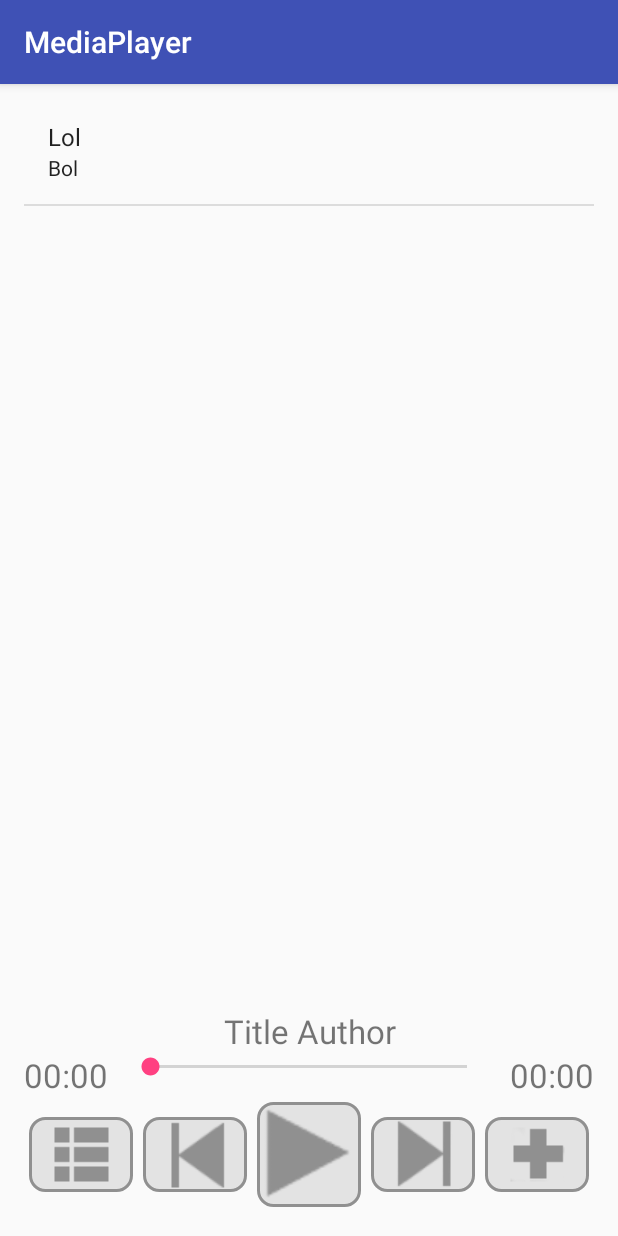
After one commit to szymongor/MediaPlayer, an Android app: the songs_list screen opened directly, with no data from a screen before it, on a phone screen of 412 x 824 dp. The commit adds this screen. Run offline under Robolectric (Android 15) with nearby library versions, the phone set to English and light mode, and no system bars.

Commit message:
Songs list view

```diff
--- a/app/src/main/AndroidManifest.xml
+++ b/app/src/main/AndroidManifest.xml
@@ -8,13 +8,16 @@
         android:label="@string/app_name"
         android:supportsRtl="true"
         android:theme="@style/AppTheme">
-        <activity android:name=".MainActivity"
+        <activity
+            android:name=".MainActivity"
             android:configChanges="keyboardHidden|orientation|screenSize">
             <intent-filter>
                 <action android:name="android.intent.action.MAIN" />
+
                 <category android:name="android.intent.category.LAUNCHER" />
             </intent-filter>
         </activity>
+        <activity android:name=".songs_list"></activity>
     </application>
 
 </manifest>
--- a/app/src/main/java/com/example/karolinaszymon/mediaplayer/MainActivity.java
+++ b/app/src/main/java/com/example/karolinaszymon/mediaplayer/MainActivity.java
@@ -1,6 +1,7 @@
 package com.example.karolinaszymon.mediaplayer;
 
 import android.content.Context;
+import android.content.Intent;
 import android.media.MediaPlayer;
 import android.os.Handler;
 import android.support.v7.app.AppCompatActivity;
@@ -15,6 +16,8 @@ import android.widget.Toast;
 import static android.R.id.progress;
 
 public class MainActivity extends AppCompatActivity {
+
+    Button buttonSongs;
 
     ImageButton buttonPlay;
 
@@ -37,6 +40,9 @@ public class MainActivity extends AppCompatActivity {
     }
 
     private void initUIComponents() {
+        buttonSongs = (Button) findViewById(R.id.buttonSongs);
+        buttonSongs.setOnClickListener(clickButtonSongs);
+
         buttonPlay = (ImageButton) findViewById(R.id.buttonPlay);
         buttonPlay.setOnClickListener(clickPlay);
 
@@ -47,6 +53,14 @@ public class MainActivity extends AppCompatActivity {
         seekBar = (SeekBar) findViewById(R.id.seekBar);
     }
 
+    private View.OnClickListener clickButtonSongs = new View.OnClickListener() {
+        @Override
+        public void onClick(View v) {
+            Intent intent = new Intent(MainActivity.this,songs_list.class);
+            startActivity(intent);
+        }
+    };
+
     private View.OnClickListener clickPlay = new View.OnClickListener() {
         @Override
         public void onClick(View v) {
@@ -56,4 +70,5 @@ public class MainActivity extends AppCompatActivity {
         }
     };
 
+
 }
--- /dev/null
+++ b/app/src/main/java/com/example/karolinaszymon/mediaplayer/Song.java
@@ -0,0 +1,15 @@
+package com.example.karolinaszymon.mediaplayer;
+
+/**
+ * Created by Szymon on 16.12.2016.
+ */
+
+public class Song {
+    String author;
+    String title;
+
+    public Song(String author, String title){
+        this.author = author;
+        this.title = title;
+    }
+}
--- /dev/null
+++ b/app/src/main/java/com/example/karolinaszymon/mediaplayer/songs_list.java
@@ -0,0 +1,51 @@
+package com.example.karolinaszymon.mediaplayer;
+
+import android.support.v7.app.AppCompatActivity;
+import android.os.Bundle;
+import android.widget.ArrayAdapter;
+import android.widget.ListAdapter;
+import android.widget.ListView;
+import android.widget.SimpleAdapter;
+
+import java.util.ArrayList;
+import java.util.HashMap;
+import java.util.List;
+import java.util.Map;
+
+public class songs_list extends AppCompatActivity {
+
+    ListView songsListView;
+
+
+    @Override
+    protected void onCreate(Bundle savedInstanceState) {
+        super.onCreate(savedInstanceState);
+        setContentView(R.layout.activity_songs_list);
+
+        initUIComponents();
+    }
+
+    private void initUIComponents(){
+        songsListView = (ListView) findViewById(R.id.songsListView);
+
+        List<Map<String, String>> data = new ArrayList<Map<String, String>>();
+
+        Map<String, String> datum = new HashMap<String, String>(2);
+        datum.put("title", "Lol");
+        datum.put("date", "Bol");
+
+        data.add(datum);
+
+        String[] titles = {"Becon", "Ham", "Tuna", "Potato"};
+        //String[] desctiptions = {"Pig","Cow","Fish","Brain"};
+
+        SimpleAdapter adapter = new SimpleAdapter(this, data,
+                android.R.layout.simple_list_item_2,
+                new String[] {"title", "date"},
+                new int[] {android.R.id.text1,
+                        android.R.id.text2});
+
+
+        songsListView.setAdapter(adapter);
+    }
+}
--- /dev/null
+++ b/app/src/main/res/layout/activity_songs_list.xml
@@ -0,0 +1,149 @@
+<?xml version="1.0" encoding="utf-8"?>
+<RelativeLayout xmlns:android="http://schemas.android.com/apk/res/android"
+    xmlns:tools="http://schemas.android.com/tools"
+    android:id="@+id/activity_songs_list"
+    android:layout_width="match_parent"
+    android:layout_height="match_parent"
+    android:paddingBottom="@dimen/activity_vertical_margin"
+    android:paddingLeft="@dimen/activity_horizontal_margin"
+    android:paddingRight="@dimen/activity_horizontal_margin"
+    android:paddingTop="@dimen/activity_vertical_margin"
+    tools:context="com.example.karolinaszymon.mediaplayer.songs_list">
+
+<RelativeLayout
+    android:layout_width="match_parent"
+    android:layout_height="wrap_content"
+    >
+
+    <ListView
+        android:layout_width="match_parent"
+        android:layout_height="match_parent"
+        android:id="@+id/songsListView"
+        android:layout_above="@+id/playLayout"
+        >
+    </ListView>
+
+    <LinearLayout
+        android:layout_width="match_parent"
+        android:layout_height="wrap_content"
+        android:id="@+id/playLayout"
+        android:gravity="bottom"
+        android:orientation="vertical"
+        android:layout_alignParentLeft="true"
+        android:layout_alignParentStart="true"
+        android:layout_alignParentBottom="true"
+        >
+
+        <LinearLayout
+            android:layout_width="match_parent"
+            android:layout_height="wrap_content"
+            android:orientation="horizontal"
+            android:id="@+id/titleLayout"
+            >
+            <TextView
+                android:layout_width="match_parent"
+                android:layout_height="wrap_content"
+                android:id="@+id/textViewTitle"
+                android:text="Title Author"
+                android:textSize="22dp"
+                android:textAlignment="center"
+                />
+        </LinearLayout>
+
+        <LinearLayout
+            android:layout_width="match_parent"
+            android:layout_height="wrap_content"
+            android:orientation="horizontal"
+            android:id="@+id/seekBarLayout">
+
+            <TextView
+                android:layout_width="wrap_content"
+                android:layout_height="wrap_content"
+                android:id="@+id/textViewCurrentTime"
+                android:text="00:00"
+                android:textSize="22dp"
+                android:layout_weight="0.5"/>
+
+            <SeekBar
+                android:layout_width="wrap_content"
+                android:layout_height="wrap_content"
+                android:id="@+id/seekBar"
+                android:layout_weight="8"/>
+
+            <TextView
+                android:layout_width="wrap_content"
+                android:layout_height="wrap_content"
+                android:id="@+id/textViewTotalTime"
+                android:text="00:00"
+                android:textSize="22dp"
+                android:layout_weight="0.5"
+                android:gravity="right"/>
+        </LinearLayout>
+
+        <LinearLayout
+            android:layout_width="match_parent"
+            android:layout_height="wrap_content"
+            android:orientation="horizontal"
+            android:id="@+id/buttonPlayLayout"
+            android:gravity="bottom"
+            android:weightSum="5"
+            >
+
+            <ImageButton
+                android:id="@+id/buttonViewAllPlaylists"
+                android:layout_width="match_parent"
+                android:layout_height="wrap_content"
+                android:layout_margin="@dimen/layout_button_margin"
+                android:layout_weight="1"
+                android:text="One"
+                android:background="@drawable/round_button"
+                android:src="@drawable/img_list"
+                android:layout_gravity="center"/>
+
+            <ImageButton
+                android:id="@+id/buttonPlayPreviousSong"
+                android:layout_width="match_parent"
+                android:layout_height="wrap_content"
+                android:layout_margin="@dimen/layout_button_margin"
+                android:layout_weight="1"
+                android:text="One"
+                android:background="@drawable/round_button"
+                android:src="@drawable/img_backward"
+                android:layout_gravity="center"/>
+
+            <ImageButton
+                android:id="@+id/buttonPlay"
+                android:layout_width="match_parent"
+                android:layout_height="@dimen/height_play_button"
+                android:layout_margin="@dimen/layout_button_margin"
+                android:layout_weight="1"
+                android:background="@drawable/selector_button_play"
+                />
+
+            <ImageButton
+                android:id="@+id/buttonPlayNextSong"
+                android:layout_width="match_parent"
+                android:layout_height="wrap_content"
+                android:layout_margin="@dimen/layout_button_margin"
+                android:layout_weight="1"
+                android:text="One"
+                android:background="@drawable/round_button"
+                android:src="@drawable/img_forward"
+                android:layout_gravity="center"/>
+
+            <ImageButton
+                android:id="@+id/buttonAddToPlaylist"
+                android:layout_width="match_parent"
+                android:layout_height="wrap_content"
+                android:layout_margin="@dimen/layout_button_margin"
+                android:layout_weight="1"
+                android:text="+"
+                android:background="@drawable/round_button"
+                android:src="@drawable/img_plus"
+                android:layout_gravity="center"/>
+        </LinearLayout>
+
+    </LinearLayout>
+
+</RelativeLayout>
+</RelativeLayout>
```
